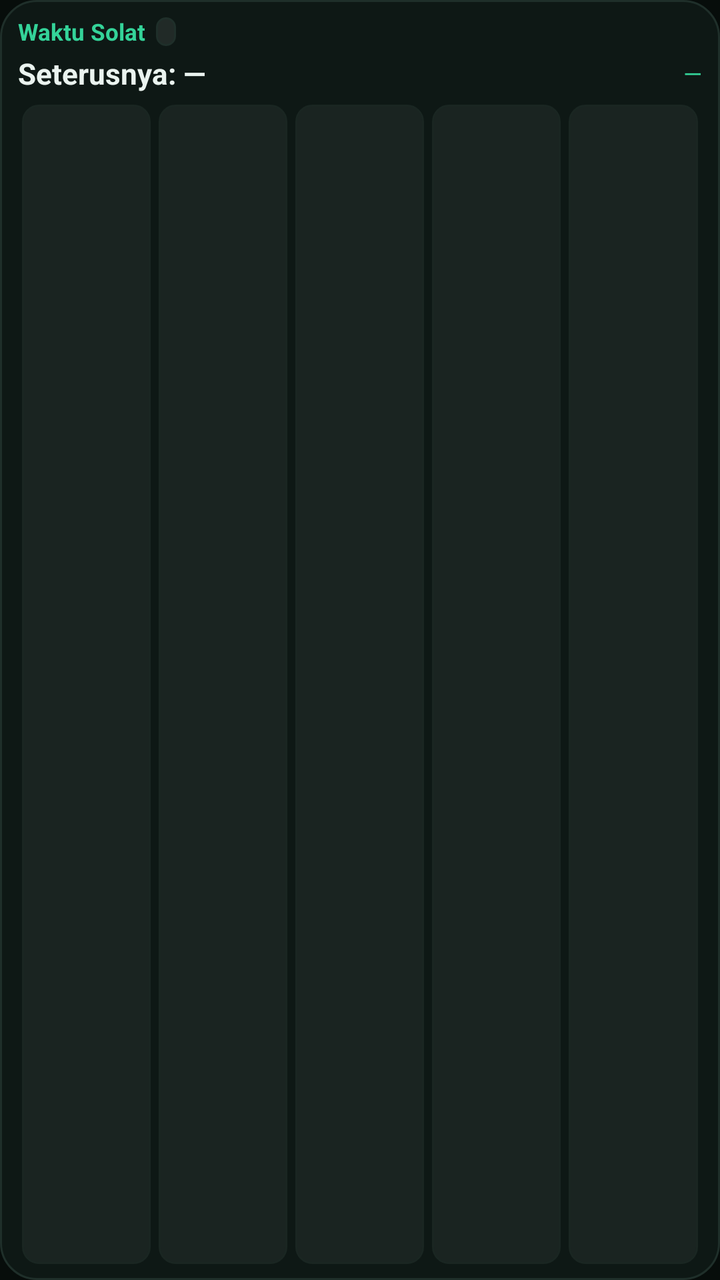
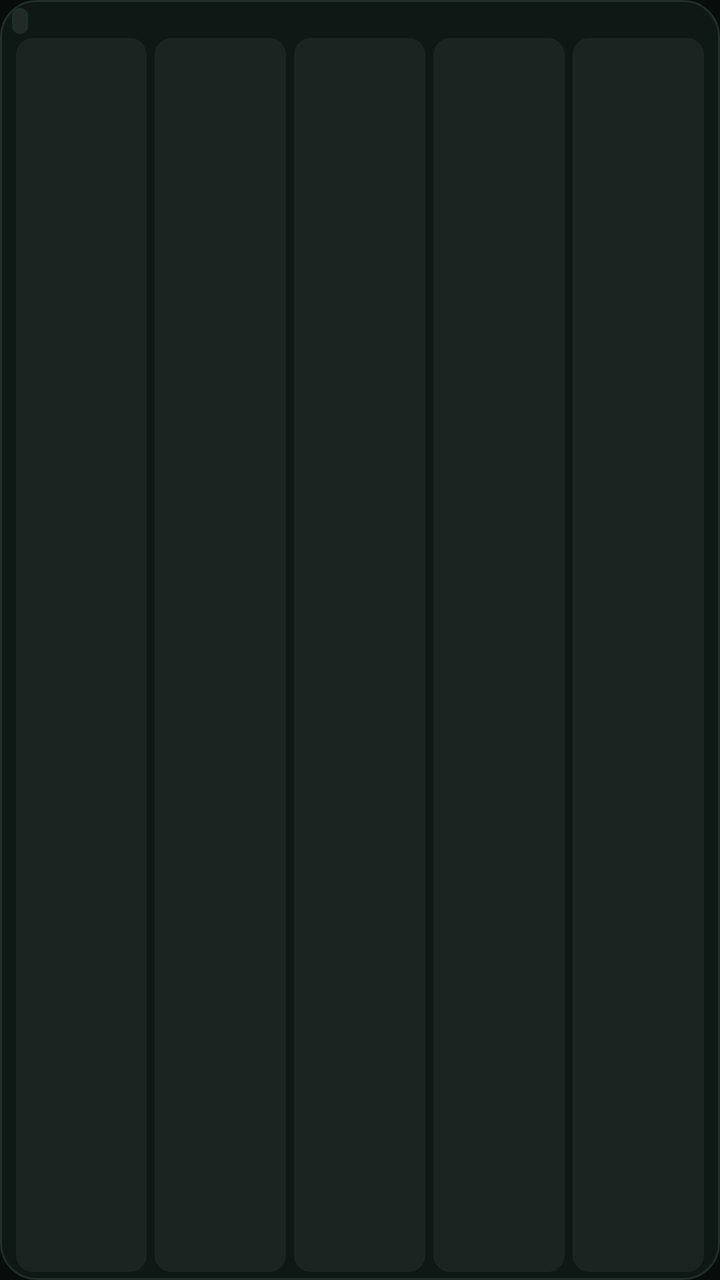

Before-and-after screenshots of an Android layout around one commit, followed by the original layout XML and the change that was made.
<!-- AndroidManifest.xml: application theme AppTheme -->
<!-- res/layout/widget_solat_compact.xml -->
<?xml version="1.0" encoding="utf-8"?>
<LinearLayout xmlns:android="http://schemas.android.com/apk/res/android"
    android:id="@+id/widgetRoot"
    android:layout_width="match_parent"
    android:layout_height="match_parent"
    android:orientation="vertical"
    android:background="@drawable/widget_bg"
    android:paddingStart="9dp"
    android:paddingEnd="9dp"
    android:paddingTop="8dp"
    android:paddingBottom="8dp">

    <LinearLayout
        android:layout_width="match_parent"
        android:layout_height="wrap_content"
        android:orientation="horizontal"
        android:gravity="center_vertical">

        <TextView
            android:id="@+id/wTitle"
            android:layout_width="wrap_content"
            android:layout_height="wrap_content"
            android:text="Waktu Solat"
            android:textColor="#34d399"
            android:textSize="11.5sp"
            android:textStyle="bold"
            android:maxLines="1" />

        <TextView
            android:id="@+id/wZone"
            android:layout_width="wrap_content"
            android:layout_height="wrap_content"
            android:layout_marginStart="5dp"
            android:paddingStart="5dp"
            android:paddingEnd="5dp"
            android:paddingTop="1dp"
            android:paddingBottom="1dp"
            android:background="@drawable/widget_chip"
            android:text=""
            android:textColor="#8ba39a"
            android:textSize="9sp"
            android:maxLines="1" />

        <TextView
            android:id="@+id/wDate"
            android:layout_width="0dp"
            android:layout_height="wrap_content"
            android:layout_weight="1"
            android:gravity="end"
            android:text=""
            android:textColor="#8ba39a"
            android:textSize="10sp"
            android:maxLines="1"
            android:ellipsize="end" />
    </LinearLayout>

    <LinearLayout
        android:layout_width="match_parent"
        android:layout_height="wrap_content"
        android:orientation="horizontal"
        android:layout_marginTop="3dp"
        android:gravity="center_vertical">

        <TextView
            android:id="@+id/wNextName"
            android:layout_width="0dp"
            android:layout_height="wrap_content"
            android:layout_weight="1"
            android:text="Seterusnya: —"
            android:textColor="#eaf3ef"
            android:textSize="14.5sp"
            android:textStyle="bold"
            android:maxLines="1"
            android:ellipsize="end" />

        <TextView
            android:id="@+id/wNextInfo"
            android:layout_width="wrap_content"
            android:layout_height="wrap_content"
            android:layout_marginStart="6dp"
            android:text="—"
            android:textColor="#34d399"
            android:textSize="12sp"
            android:maxLines="1" />
    </LinearLayout>

    <LinearLayout
        android:layout_width="match_parent"
        android:layout_height="0dp"
        android:layout_weight="1"
        android:layout_marginTop="6dp"
        android:orientation="horizontal">

        <include layout="@layout/widget_row5" />
    </LinearLayout>

</LinearLayout>
<!-- res/layout/widget_row5.xml (included above) -->
<?xml version="1.0" encoding="utf-8"?>
<LinearLayout xmlns:android="http://schemas.android.com/apk/res/android"
    android:layout_width="match_parent"
    android:layout_height="match_parent"
    android:orientation="horizontal">

    <LinearLayout android:id="@+id/wC0" style="@style/WidgetCell">
        <TextView android:id="@+id/wK0" style="@style/WidgetCellLabel" />
        <TextView android:id="@+id/wT0" style="@style/WidgetCellTime" />
    </LinearLayout>

    <LinearLayout android:id="@+id/wC1" style="@style/WidgetCell">
        <TextView android:id="@+id/wK1" style="@style/WidgetCellLabel" />
        <TextView android:id="@+id/wT1" style="@style/WidgetCellTime" />
    </LinearLayout>

    <LinearLayout android:id="@+id/wC2" style="@style/WidgetCell">
        <TextView android:id="@+id/wK2" style="@style/WidgetCellLabel" />
        <TextView android:id="@+id/wT2" style="@style/WidgetCellTime" />
    </LinearLayout>

    <LinearLayout android:id="@+id/wC3" style="@style/WidgetCell">
        <TextView android:id="@+id/wK3" style="@style/WidgetCellLabel" />
        <TextView android:id="@+id/wT3" style="@style/WidgetCellTime" />
    </LinearLayout>

    <LinearLayout android:id="@+id/wC4" style="@style/WidgetCell">
        <TextView android:id="@+id/wK4" style="@style/WidgetCellLabel" />
        <TextView android:id="@+id/wT4" style="@style/WidgetCellTime" />
    </LinearLayout>

</LinearLayout>
<!-- resources referenced by this layout -->
<resources>
  <!-- drawable widget_bg (drawable) -->
  <?xml version="1.0" encoding="utf-8"?>
  <shape xmlns:android="http://schemas.android.com/apk/res/android" android:shape="rectangle">
      <solid android:color="#E60f1a17" />
      <corners android:radius="18dp" />
      <stroke android:width="1dp" android:color="#1f2f2a" />
  </shape>
  <!-- drawable widget_chip (drawable) -->
  <?xml version="1.0" encoding="utf-8"?>
  <shape xmlns:android="http://schemas.android.com/apk/res/android" android:shape="rectangle">
      <solid android:color="#14ffffff" />
      <corners android:radius="5dp" />
      <stroke android:width="1dp" android:color="#1f2f2a" />
  </shape>
  <style name="WidgetCell">
          <item name="android:layout_width">0dp</item>
          <item name="android:layout_height">match_parent</item>
          <item name="android:layout_weight">1</item>
          <item name="android:orientation">vertical</item>
          <item name="android:gravity">center</item>
          <item name="android:background">@drawable/widget_cell</item>
          <item name="android:layout_marginLeft">2dp</item>
          <item name="android:layout_marginRight">2dp</item>
          <item name="android:paddingTop">2dp</item>
          <item name="android:paddingBottom">2dp</item>
      </style>
  <style name="WidgetCellLabel">
          <item name="android:layout_width">wrap_content</item>
          <item name="android:layout_height">wrap_content</item>
          <item name="android:textColor">#8ba39a</item>
          <item name="android:textSize">9.5sp</item>
          <item name="android:maxLines">1</item>
      </style>
  <style name="WidgetCellTime">
          <item name="android:layout_width">wrap_content</item>
          <item name="android:layout_height">wrap_content</item>
          <item name="android:textColor">#eaf3ef</item>
          <item name="android:textSize">13.5sp</item>
          <item name="android:textStyle">bold</item>
          <item name="android:maxLines">1</item>
      </style>
  <style name="AppTheme" parent="@android:style/Theme.Material.NoActionBar">
          <item name="android:windowBackground">@color/bg</item>
          <item name="android:statusBarColor">@color/bg</item>
          <item name="android:navigationBarColor">@color/bg</item>
          <item name="android:windowLightStatusBar">false</item>
          <item name="android:windowLightNavigationBar">false</item>
      </style>
  <!-- drawable widget_cell (drawable) -->
  <?xml version="1.0" encoding="utf-8"?>
  <shape xmlns:android="http://schemas.android.com/apk/res/android" android:shape="rectangle">
      <solid android:color="#0Dffffff" />
      <corners android:radius="8dp" />
      <stroke android:width="1dp" android:color="#1a2622" />
  </shape>
  <color name="bg">#070d0b</color>
</resources>

<!-- the commit's change to res/layout/widget_solat_compact.xml (unified diff, before → after) -->
@@ -5,10 +5,10 @@
     android:layout_height="match_parent"
     android:orientation="vertical"
     android:background="@drawable/widget_bg"
-    android:paddingStart="9dp"
-    android:paddingEnd="9dp"
-    android:paddingTop="8dp"
-    android:paddingBottom="8dp">
+    android:paddingStart="6dp"
+    android:paddingEnd="6dp"
+    android:paddingTop="4dp"
+    android:paddingBottom="4dp">
 
     <LinearLayout
         android:layout_width="match_parent"
@@ -17,28 +17,17 @@
         android:gravity="center_vertical">
 
         <TextView
-            android:id="@+id/wTitle"
-            android:layout_width="wrap_content"
-            android:layout_height="wrap_content"
-            android:text="Waktu Solat"
-            android:textColor="#34d399"
-            android:textSize="11.5sp"
-            android:textStyle="bold"
-            android:maxLines="1" />
-
-        <TextView
             android:id="@+id/wZone"
             android:layout_width="wrap_content"
             android:layout_height="wrap_content"
-            android:layout_marginStart="5dp"
-            android:paddingStart="5dp"
-            android:paddingEnd="5dp"
+            android:paddingStart="4dp"
+            android:paddingEnd="4dp"
             android:paddingTop="1dp"
             android:paddingBottom="1dp"
             android:background="@drawable/widget_chip"
             android:text=""
             android:textColor="#8ba39a"
-            android:textSize="9sp"
+            android:textSize="8sp"
             android:maxLines="1" />
 
         <TextView
@@ -46,30 +35,10 @@
             android:layout_width="0dp"
             android:layout_height="wrap_content"
             android:layout_weight="1"
-            android:gravity="end"
+            android:gravity="center"
             android:text=""
             android:textColor="#8ba39a"
-            android:textSize="10sp"
-            android:maxLines="1"
-            android:ellipsize="end" />
-    </LinearLayout>
-
-    <LinearLayout
-        android:layout_width="match_parent"
-        android:layout_height="wrap_content"
-        android:orientation="horizontal"
-        android:layout_marginTop="3dp"
-        android:gravity="center_vertical">
-
-        <TextView
-            android:id="@+id/wNextName"
-            android:layout_width="0dp"
-            android:layout_height="wrap_content"
-            android:layout_weight="1"
-            android:text="Seterusnya: —"
-            android:textColor="#eaf3ef"
-            android:textSize="14.5sp"
-            android:textStyle="bold"
+            android:textSize="8.5sp"
             android:maxLines="1"
             android:ellipsize="end" />
 
@@ -77,10 +46,9 @@
             android:id="@+id/wNextInfo"
             android:layout_width="wrap_content"
             android:layout_height="wrap_content"
-            android:layout_marginStart="6dp"
-            android:text="—"
+            android:text=""
             android:textColor="#34d399"
-            android:textSize="12sp"
+            android:textSize="8.5sp"
             android:maxLines="1" />
     </LinearLayout>
 
@@ -88,7 +56,7 @@
         android:layout_width="match_parent"
         android:layout_height="0dp"
         android:layout_weight="1"
-        android:layout_marginTop="6dp"
+        android:layout_marginTop="2dp"
         android:orientation="horizontal">
 
         <include layout="@layout/widget_row5" />
